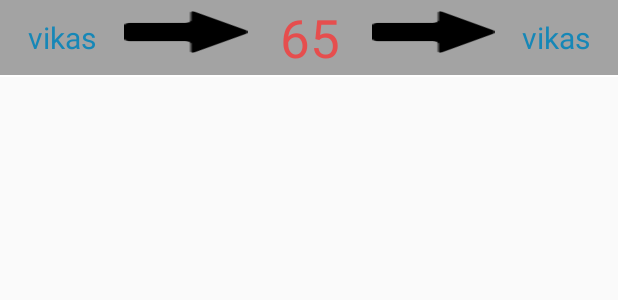
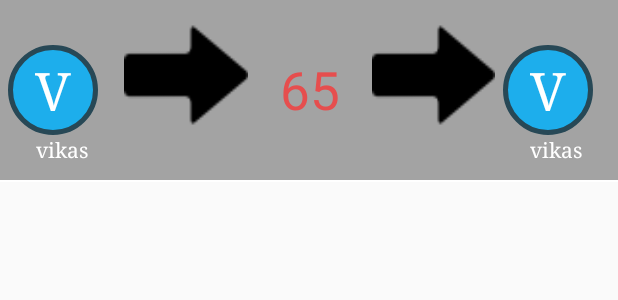
Before and after one commit to vikkyconer/Hisab, an Android app: the layout transaction_details_list_item.xml on its own in the app's theme, with its tools: preview values and no code run, on a phone screen of 412 x 824 dp. Shown: the top 300 px of the screen. Run offline under Robolectric (Android 15) with nearby library versions, the phone set to English and light mode, and no system bars.

```diff
--- a/app/src/main/java/com/example/vikky/hisab/AddFriendsActivity.java
+++ b/app/src/main/java/com/example/vikky/hisab/AddFriendsActivity.java
@@ -23,7 +23,6 @@ public class AddFriendsActivity extends ActionBarActivity {
         super.onCreate(savedInstanceState);
         setContentView(R.layout.activity_add_friends);
         Log.i("AddFriendsActivity", "in onCreate");
-        getSupportActionBar().hide();
 
         new AddFriendsPresenter(addFriendsView(), addFriendsModel());
     }
--- a/app/src/main/java/com/example/vikky/hisab/MainScreenActivity.java
+++ b/app/src/main/java/com/example/vikky/hisab/MainScreenActivity.java
@@ -12,7 +12,6 @@ public class MainScreenActivity extends ActionBarActivity {
         super.onCreate(savedInstanceState);
         setContentView(R.layout.activity_main_screen);
         Log.i("MainScreenActivity", "in onCreate");
-        getSupportActionBar().hide();
 
         new MainScreenPresenter(mainScreenView(), mainScreenModel());
 //        new SlidingDrawerPresenter(slidingDrawerView(), slidingDrawerModel());
--- a/app/src/main/res/layout/main_screen_fragment.xml
+++ b/app/src/main/res/layout/main_screen_fragment.xml
@@ -6,7 +6,7 @@
     <android.support.v7.widget.RecyclerView
         android:id="@+id/rv"
         android:layout_width="match_parent"
-        android:layout_height="match_parent" />
+        android:layout_height="483dp" />
 
 
     <View
--- a/app/src/main/res/layout/transaction_details_list_item.xml
+++ b/app/src/main/res/layout/transaction_details_list_item.xml
@@ -6,7 +6,7 @@
 
     <LinearLayout
         android:layout_width="match_parent"
-        android:layout_height="50dp"
+        android:layout_height="120dp"
         android:background="@color/gray"
         android:orientation="horizontal"
         android:weightSum="5">
@@ -14,23 +14,38 @@
         <RelativeLayout
             android:layout_width="match_parent"
             android:layout_height="match_parent"
-            android:layout_weight="1">
+            android:layout_weight="1"
+            android:paddingLeft="5dp">
 
             <TextView
-                android:id="@+id/who_has_to_pay"
+                android:id="@+id/who_should_pay_first_letter"
                 android:layout_width="wrap_content"
                 android:layout_height="wrap_content"
+                android:layout_centerVertical="true"
+                android:background="@drawable/textview_design"
+                android:gravity="center_vertical|center_horizontal"
+                android:text="V"
+                android:textColor="@color/white"
+                android:textSize="35sp"
+                android:typeface="serif" />
+
+            <TextView
+                android:id="@+id/who_should_pay_first_name"
+                android:layout_width="wrap_content"
+                android:layout_height="wrap_content"
+                android:layout_below="@id/who_should_pay_first_letter"
                 android:layout_centerInParent="true"
                 android:text="vikas"
-                android:textColor="@color/blue2"
-                android:textSize="20sp" />
+                android:textColor="@color/white"
+                android:typeface="serif" />
         </RelativeLayout>
 
         <ImageView
             android:layout_width="match_parent"
             android:layout_height="wrap_content"
             android:layout_weight="1"
-            android:background="@drawable/arrow_right" />
+            android:background="@drawable/arrow_right"
+            android:paddingTop="100dp" />
 
         <RelativeLayout
             android:layout_width="match_parent"
@@ -51,21 +66,36 @@
             android:layout_width="match_parent"
             android:layout_height="wrap_content"
             android:layout_weight="1"
-            android:background="@drawable/arrow_right" />
+            android:background="@drawable/arrow_right"
+            android:paddingTop="100dp" />
 
         <RelativeLayout
             android:layout_width="match_parent"
             android:layout_height="match_parent"
-            android:layout_weight="1">
+            android:layout_weight="1"
+            android:paddingLeft="5dp">
 
             <TextView
-                android:id="@+id/whom_to_pay"
+                android:id="@+id/to_whom_names_first_letter"
                 android:layout_width="wrap_content"
                 android:layout_height="wrap_content"
+                android:layout_centerVertical="true"
+                android:background="@drawable/textview_design"
+                android:gravity="center_vertical|center_horizontal"
+                android:text="V"
+                android:textColor="@color/white"
+                android:textSize="35sp"
+                android:typeface="serif" />
+
+            <TextView
+                android:id="@+id/to_whom_first_name"
+                android:layout_width="wrap_content"
+                android:layout_height="wrap_content"
+                android:layout_below="@id/to_whom_names_first_letter"
                 android:layout_centerInParent="true"
                 android:text="vikas"
-                android:textColor="@color/blue2"
-                android:textSize="20sp" />
+                android:textColor="@color/white"
+                android:typeface="serif" />
         </RelativeLayout>
     </LinearLayout>
 
```
Also changed, not shown: app/src/main/java/com/example/vikky/hisab/AdapterForDetailsList.java (+7 -4 lines), app/src/main/java/com/example/vikky/hisab/DatabaseHelper.java (added, +33 -0 lines), app/src/main/res/layout/compute_fragment.xml (+12 -5 lines), 3 other files.
